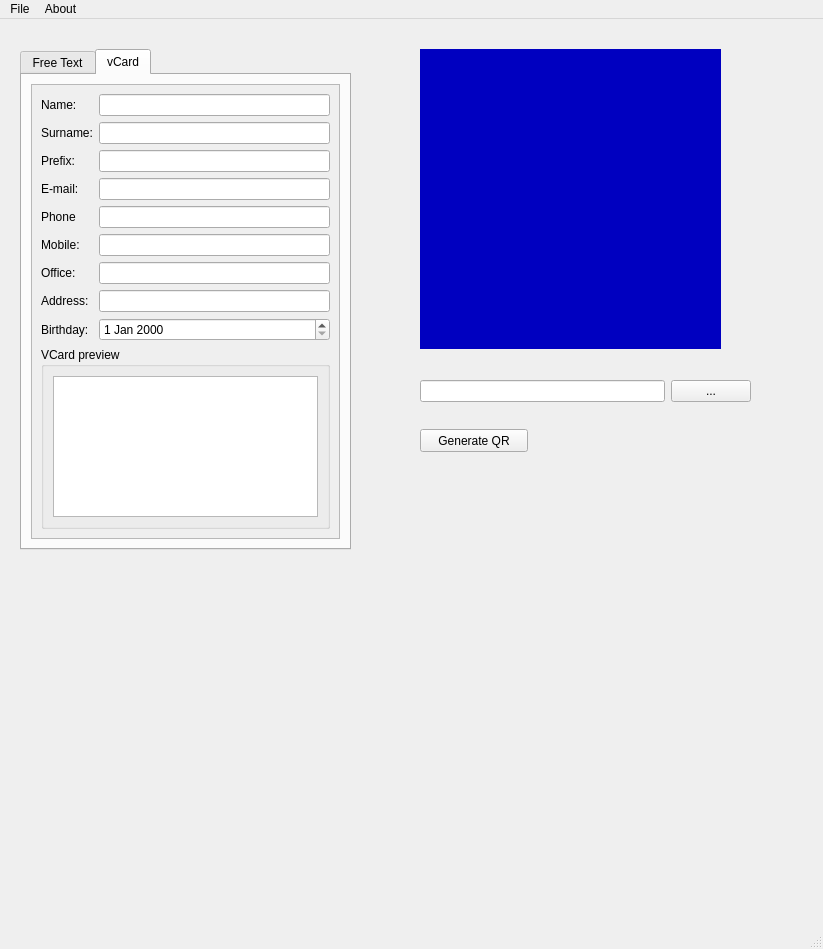
Old version of the form qtcodes/ui/mainWindow.ui in the repository wishmerhill/QtCodes.
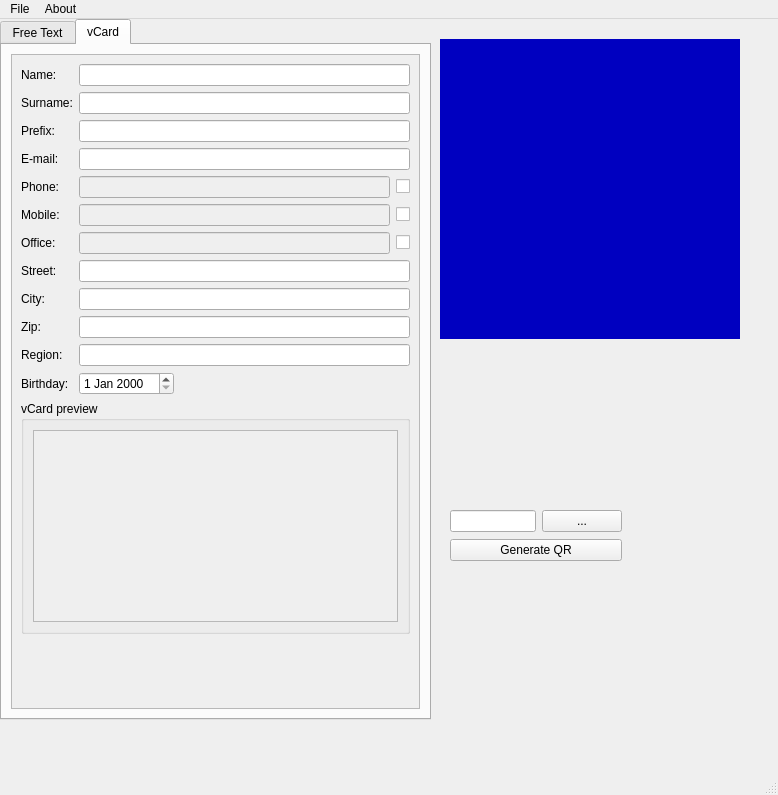
New version of the form.

Commit message:
Went on with vCard implementation.
- phone numbers work and disappear if unchecked;
- minor UI imporvements.

```diff
--- a/qtcodes/ui/mainWindow.ui
+++ b/qtcodes/ui/mainWindow.ui
@@ -6,33 +6,20 @@
    <rect>
     <x>0</x>
     <y>0</y>
-    <width>823</width>
-    <height>949</height>
+    <width>778</width>
+    <height>795</height>
    </rect>
   </property>
   <property name="windowTitle">
    <string>MainWindow</string>
   </property>
   <widget class="QWidget" name="centralwidget">
-   <widget class="QPushButton" name="generateButton">
-    <property name="geometry">
-     <rect>
-      <x>420</x>
-      <y>410</y>
-      <width>108</width>
-      <height>23</height>
-     </rect>
-    </property>
-    <property name="text">
-     <string>Generate QR</string>
-    </property>
-   </widget>
    <widget class="QLabel" name="qrPreview">
     <property name="geometry">
      <rect>
-      <x>420</x>
-      <y>30</y>
-      <width>301</width>
+      <x>440</x>
+      <y>20</y>
+      <width>300</width>
       <height>300</height>
      </rect>
     </property>
@@ -55,10 +42,10 @@
    <widget class="QTabWidget" name="tabWidget">
     <property name="geometry">
      <rect>
-      <x>20</x>
-      <y>30</y>
-      <width>331</width>
-      <height>501</height>
+      <x>0</x>
+      <y>0</y>
+      <width>431</width>
+      <height>701</height>
      </rect>
     </property>
     <property name="sizePolicy">
@@ -95,19 +82,22 @@
           <rect>
            <x>0</x>
            <y>0</y>
-           <width>309</width>
-           <height>458</height>
+           <width>409</width>
+           <height>658</height>
           </rect>
          </property>
          <layout class="QFormLayout" name="formLayout">
-          <item row="0" column="0">
+          <property name="fieldGrowthPolicy">
+           <enum>QFormLayout::ExpandingFieldsGrow</enum>
+          </property>
+          <item row="1" column="0">
            <widget class="QLabel" name="labelName">
             <property name="text">
              <string>Name:</string>
             </property>
            </widget>
           </item>
-          <item row="0" column="1">
+          <item row="1" column="1">
            <widget class="QLineEdit" name="lineName">
             <property name="maximumSize">
              <size>
@@ -117,14 +107,14 @@
             </property>
            </widget>
           </item>
-          <item row="1" column="0">
+          <item row="3" column="0">
            <widget class="QLabel" name="labelSurname">
             <property name="text">
              <string>Surname:</string>
             </property>
            </widget>
           </item>
-          <item row="1" column="1">
+          <item row="3" column="1">
            <widget class="QLineEdit" name="lineSurname">
             <property name="maximumSize">
              <size>
@@ -134,14 +124,14 @@
             </property>
            </widget>
           </item>
-          <item row="2" column="0">
+          <item row="5" column="0">
            <widget class="QLabel" name="labelPrefix">
             <property name="text">
              <string>Prefix:</string>
             </property>
            </widget>
           </item>
-          <item row="2" column="1">
+          <item row="5" column="1">
            <widget class="QLineEdit" name="linePrefix">
             <property name="maximumSize">
              <size>
@@ -151,14 +141,14 @@
             </property>
            </widget>
           </item>
-          <item row="3" column="0">
+          <item row="7" column="0">
            <widget class="QLabel" name="labelEmail">
             <property name="text">
              <string>E-mail:</string>
             </property>
            </widget>
           </item>
-          <item row="3" column="1">
+          <item row="7" column="1">
            <widget class="QLineEdit" name="lineEmail">
             <property name="maximumSize">
              <size>
@@ -168,49 +158,108 @@
             </property>
            </widget>
           </item>
-          <item row="4" column="0">
+          <item row="9" column="0">
            <widget class="QLabel" name="labelPhone">
             <property name="text">
-             <string>Phone</string>
+             <string>Phone:</string>
             </property>
            </widget>
           </item>
-          <item row="4" column="1">
-           <widget class="QLineEdit" name="linePhone">
-            <property name="maximumSize">
-             <size>
-              <width>400</width>
-              <height>16777215</height>
-             </size>
-            </property>
-           </widget>
+          <item row="9" column="1">
+           <layout class="QHBoxLayout" name="PHONE">
+            <item>
+             <widget class="QLineEdit" name="linePhone">
+              <property name="enabled">
+               <bool>false</bool>
+              </property>
+              <property name="maximumSize">
+               <size>
+                <width>400</width>
+                <height>16777215</height>
+               </size>
+              </property>
+             </widget>
+            </item>
+            <item>
+             <widget class="QCheckBox" name="checkBoxPhone">
+              <property name="text">
+               <string/>
+              </property>
+             </widget>
+            </item>
+           </layout>
           </item>
-          <item row="5" column="0">
+          <item row="11" column="0">
            <widget class="QLabel" name="labelMobile">
             <property name="text">
              <string>Mobile:</string>
             </property>
            </widget>
           </item>
-          <item row="5" column="1">
-           <widget class="QLineEdit" name="lineMobile">
-            <property name="maximumSize">
-             <size>
-              <width>400</width>
-              <height>16777215</height>
-             </size>
-            </property>
-           </widget>
+          <item row="11" column="1">
+           <layout class="QHBoxLayout" name="MOBILE">
+            <item>
+             <widget class="QLineEdit" name="lineMobile">
+              <property name="enabled">
+               <bool>false</bool>
+              </property>
+              <property name="maximumSize">
+               <size>
+                <width>400</width>
+                <height>16777215</height>
+               </size>
+              </property>
+             </widget>
+            </item>
+            <item>
+             <widget class="QCheckBox" name="checkBoxMobile">
+              <property name="text">
+               <string/>
+              </property>
+             </widget>
+            </item>
+           </layout>
           </item>
-          <item row="6" column="0">
+          <item row="13" column="0">
            <widget class="QLabel" name="labelOffice">
             <property name="text">
              <string>Office:</string>
             </property>
            </widget>
           </item>
-          <item row="6" column="1">
-           <widget class="QLineEdit" name="lineOffice">
+          <item row="13" column="1">
+           <layout class="QHBoxLayout" name="OFFICE">
+            <item>
+             <widget class="QLineEdit" name="lineOffice">
+              <property name="enabled">
+               <bool>false</bool>
+              </property>
+              <property name="maximumSize">
+               <size>
+                <width>400</width>
+                <height>16777215</height>
+               </size>
+              </property>
+             </widget>
+            </item>
+            <item>
+             <widget class="QCheckBox" name="checkBoxOffice">
+              <property name="text">
+               <string/>
+              </property>
+             </widget>
+            </item>
+           </layout>
+          </item>
+          <item row="15" column="0">
+           <widget class="QLabel" name="labelStreet">
+            <property name="text">
+             <string>Street:</string>
+            </property>
+           </widget>
+          </item>
+          <item row="15" column="1">
+           <widget class="QLineEdit" name="lineStreet">
             <property name="maximumSize">
              <size>
               <width>400</width>
@@ -219,15 +268,15 @@
             </property>
            </widget>
           </item>
-          <item row="7" column="0">
-           <widget class="QLabel" name="labelAddress">
+          <item row="17" column="0">
+           <widget class="QLabel" name="labelCity">
             <property name="text">
-             <string>Address:</string>
+             <string>City:</string>
             </property>
            </widget>
           </item>
-          <item row="7" column="1">
-           <widget class="QLineEdit" name="lineAddress">
+          <item row="17" column="1">
+           <widget class="QLineEdit" name="lineCity">
             <property name="maximumSize">
              <size>
               <width>400</width>
@@ -236,18 +285,58 @@
             </property>
            </widget>
           </item>
-          <item row="8" column="0">
+          <item row="19" column="0">
+           <widget class="QLabel" name="labelZIp">
+            <property name="text">
+             <string>Zip:</string>
+            </property>
+           </widget>
+          </item>
+          <item row="19" column="1">
+           <widget class="QLineEdit" name="lineZip">
+            <property name="maximumSize">
+             <size>
+              <width>400</width>
+              <height>16777215</height>
+             </size>
+            </property>
+            <property name="text">
+             <string/>
+            </property>
+           </widget>
+          </item>
+          <item row="21" column="0">
+           <widget class="QLabel" name="labelRegion">
+            <property name="text">
+             <string>Region:</string>
+            </property>
+           </widget>
+          </item>
+          <item row="21" column="1">
+           <widget class="QLineEdit" name="lineRegion">
+            <property name="maximumSize">
+             <size>
+              <width>400</width>
+              <height>16777215</height>
+             </size>
+            </property>
+            <property name="text">
+             <string/>
+            </property>
+           </widget>
+          </item>
+          <item row="23" column="0">
            <widget class="QLabel" name="labelBirthday">
             <property name="text">
              <string>Birthday:</string>
             </property>
            </widget>
           </item>
-          <item row="8" column="1">
+          <item row="23" column="1">
            <widget class="QDateEdit" name="dateBirthday"/>
           </item>
-          <item row="9" column="0" colspan="2">
-           <widget class="QGroupBox" name="groupBox">
+          <item row="24" column="0" colspan="2">
+           <widget class="QGroupBox" name="groupBoxvCardPreview">
             <property name="sizePolicy">
              <sizepolicy hsizetype="Preferred" vsizetype="Maximum">
               <horstretch>0</horstretch>
@@ -255,11 +344,15 @@
              </sizepolicy>
             </property>
             <property name="title">
-             <string>VCard preview</string>
+             <string>vCard preview</string>
             </property>
             <layout class="QGridLayout" name="gridLayout_3">
              <item row="0" column="0">
-              <widget class="QTextEdit" name="textEdit_2"/>
+              <widget class="QTextEdit" name="textvCardPreview">
+               <property name="enabled">
+                <bool>false</bool>
+               </property>
+              </widget>
              </item>
             </layout>
            </widget>
@@ -271,23 +364,34 @@
      </layout>
     </widget>
    </widget>
-   <widget class="QWidget" name="">
+   <widget class="QWidget" name="layoutWidget">
     <property name="geometry">
      <rect>
-      <x>420</x>
-      <y>360</y>
-      <width>331</width>
-      <height>25</height>
+      <x>450</x>
+      <y>490</y>
+      <width>172</width>
+      <height>54</height>
      </rect>
     </property>
-    <layout class="QHBoxLayout" name="horizontalLayout">
+    <layout class="QVBoxLayout" name="verticalLayout">
      <item>
-      <widget class="QLineEdit" name="filenameEdit"/>
+      <layout class="QHBoxLayout" name="horizontalLayout">
+       <item>
+        <widget class="QLineEdit" name="filenameEdit"/>
+       </item>
+       <item>
+        <widget class="QPushButton" name="selectFileButton">
+         <property name="text">
+          <string>...</string>
+         </property>
+        </widget>
+       </item>
+      </layout>
      </item>
      <item>
-      <widget class="QPushButton" name="selectFileButton">
+      <widget class="QPushButton" name="generateButton">
        <property name="text">
-        <string>...</string>
+        <string>Generate QR</string>
        </property>
       </widget>
      </item>
@@ -299,7 +403,7 @@
     <rect>
      <x>0</x>
      <y>0</y>
-     <width>823</width>
+     <width>778</width>
      <height>20</height>
     </rect>
    </property>
```
The commit also changes 3 other files.
